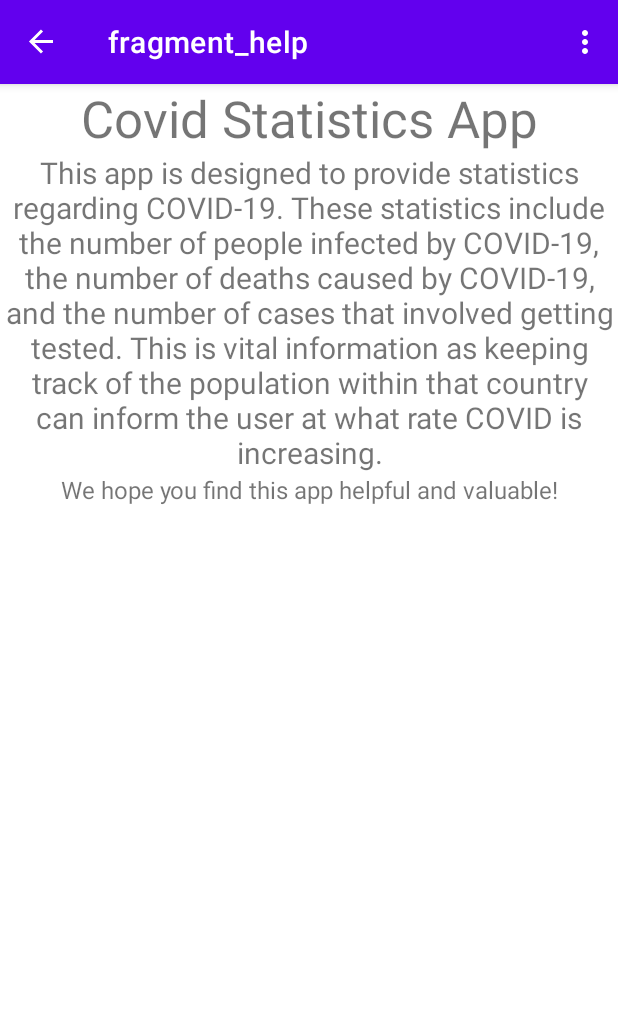
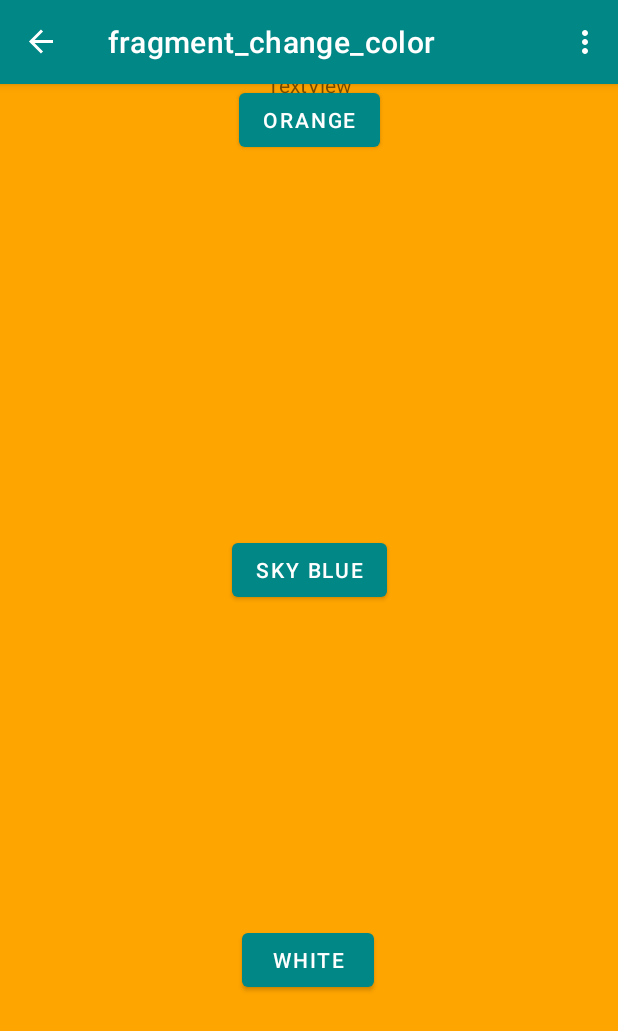
Before and after one commit to GandhiHarsh2003/CovidApp, an Android app: the screen it shows after launch (MainActivity), in the options menu, after a tap on "Change Color", on a phone screen of 412 x 824 dp. Shown: the top 1031 px of the screen. Run offline under Robolectric (Android 15) with nearby library versions, the phone set to English and light mode, and no system bars; our stand-ins replace navigation-ui.

Commit message:
added change color fragment

```diff
--- /dev/null
+++ b/app/src/main/java/edu/quinnipiac/ser210/covidapp/ChangeColorFragment.kt
@@ -0,0 +1,22 @@
+package edu.quinnipiac.ser210.covidapp
+
+import android.os.Bundle
+import androidx.fragment.app.Fragment
+import android.view.LayoutInflater
+import android.view.View
+import android.view.ViewGroup
+
+
+class ChangeColorFragment : Fragment() {
+
+
+    override fun onCreateView(
+        inflater: LayoutInflater, container: ViewGroup?,
+        savedInstanceState: Bundle?
+    ): View? {
+        // Inflate the layout for this fragment
+        return inflater.inflate(R.layout.fragment_change_color, container, false)
+    }
+
+
+}
--- a/app/src/main/java/edu/quinnipiac/ser210/covidapp/MainActivity.kt
+++ b/app/src/main/java/edu/quinnipiac/ser210/covidapp/MainActivity.kt
@@ -55,7 +55,7 @@ class MainActivity : AppCompatActivity() {
                 true
             }
             // I'm sure we'll figure this out
-            R.id.changeColor ->  {
+            R.id.changeColorFrag ->  {
                 true
             }
             else -> item.onNavDestinationSelected(navController) || super.onOptionsItemSelected(item)
--- /dev/null
+++ b/app/src/main/res/layout/fragment_change_color.xml
@@ -0,0 +1,51 @@
+<?xml version="1.0" encoding="utf-8"?>
+<androidx.constraintlayout.widget.ConstraintLayout xmlns:android="http://schemas.android.com/apk/res/android"
+    xmlns:app="http://schemas.android.com/apk/res-auto"
+    xmlns:tools="http://schemas.android.com/tools"
+    android:layout_width="match_parent"
+    android:layout_height="match_parent"
+    android:id="@+id/changeColorFrag"
+    tools:context=".ChangeColorFragment">
+
+
+    <Button
+        android:id="@+id/orange_button"
+        android:layout_width="wrap_content"
+        android:layout_height="wrap_content"
+        android:text="Orange"
+        app:layout_constraintEnd_toEndOf="parent"
+        app:layout_constraintStart_toStartOf="parent"
+        tools:layout_editor_absoluteY="216dp" />
+
+    <Button
+        android:id="@+id/skyblue_button"
+        android:layout_width="wrap_content"
+        android:layout_height="wrap_content"
+        android:layout_marginTop="40dp"
+        android:text="Sky Blue"
+        app:layout_constraintBottom_toTopOf="@+id/white_button"
+        app:layout_constraintEnd_toEndOf="parent"
+        app:layout_constraintStart_toStartOf="parent"
+        app:layout_constraintTop_toBottomOf="@+id/orange_button" />
+
+    <Button
+        android:id="@+id/white_button"
+        android:layout_width="wrap_content"
+        android:layout_height="wrap_content"
+        android:layout_marginBottom="160dp"
+        android:text="White"
+        app:layout_constraintBottom_toBottomOf="parent"
+        app:layout_constraintEnd_toEndOf="parent"
+        app:layout_constraintHorizontal_bias="0.498"
+        app:layout_constraintStart_toStartOf="parent" />
+
+    <TextView
+        android:id="@+id/changeColor_textView"
+        android:layout_width="wrap_content"
+        android:layout_height="wrap_content"
+        android:text="TextView"
+        app:layout_constraintBottom_toTopOf="@+id/orange_button"
+        app:layout_constraintEnd_toEndOf="parent"
+        app:layout_constraintStart_toStartOf="parent"
+        app:layout_constraintTop_toTopOf="parent" />
+</androidx.constraintlayout.widget.ConstraintLayout>
--- a/app/src/main/res/layout/fragment_country.xml
+++ b/app/src/main/res/layout/fragment_country.xml
@@ -9,7 +9,7 @@
     <androidx.gridlayout.widget.GridLayout
         android:id="@+id/gridLayout"
         android:layout_width="match_parent"
-        android:layout_height="match_parent"
+        android:layout_height="wrap_content"
         app:columnCount="3"
         app:rowCount="9">
 
--- a/app/src/main/res/layout/fragment_help.xml
+++ b/app/src/main/res/layout/fragment_help.xml
@@ -1,5 +1,6 @@
 <?xml version="1.0" encoding="utf-8"?>
 <LinearLayout xmlns:android="http://schemas.android.com/apk/res/android"
+    xmlns:app="http://schemas.android.com/apk/res-auto"
     xmlns:tools="http://schemas.android.com/tools"
     android:layout_width="match_parent"
     android:layout_height="match_parent"
@@ -15,6 +16,11 @@
             android:gravity="center"
             android:text="@string/title"
             android:textSize="34sp" />
+    <ImageView
+        android:id="@+id/imageView"
+        android:layout_width="match_parent"
+        android:layout_height="wrap_content"
+        tools:src="@tools:sample/avatars" />
 
     <TextView
         android:id="@+id/description_textview"
@@ -33,4 +39,5 @@
         android:text="@string/thank_you"
         android:textSize="16sp" />
 
+
 </LinearLayout>
--- a/app/src/main/res/menu/items_menu.xml
+++ b/app/src/main/res/menu/items_menu.xml
@@ -6,9 +6,11 @@
         app:showAsAction = "never"
         app:destination="@id/helpFragment"/>
 
-    <item android:id = "@+id/changeColor"
+
+    <item android:id = "@+id/changeColorFragment"
         android:title = "Change Color"
-        app:showAsAction = "never"/>
+        app:showAsAction = "never"
+        app:destination="@id/changeColorFragment"/>
 
     <item android:id = "@+id/share"
         android:title = "Share"
--- a/app/src/main/res/navigation/nav_graph.xml
+++ b/app/src/main/res/navigation/nav_graph.xml
@@ -30,4 +30,13 @@
     <action
         android:id="@+id/action_helpFragment"
         app:destination="@id/helpFragment" />
+    <fragment
+        android:id="@+id/changeColorFragment"
+        android:name="edu.quinnipiac.ser210.covidapp.ChangeColorFragment"
+        android:label="fragment_change_color"
+        tools:layout="@layout/fragment_change_color" />
+    <action
+        android:id="@+id/action_fragment_change_color"
+        app:destination="@id/changeColorFragment" />
+
 </navigation>
--- a/app/src/main/res/values/colors.xml
+++ b/app/src/main/res/values/colors.xml
@@ -5,6 +5,7 @@
     <color name="purple_700">#FF3700B3</color>
     <color name="teal_200">#FF03DAC5</color>
     <color name="teal_700">#FF018786</color>
+    <color name="orange">#FFA500</color>
     <color name="black">#FF000000</color>
     <color name="white">#FFFFFFFF</color>
 </resources>
--- a/app/src/main/res/values/strings.xml
+++ b/app/src/main/res/values/strings.xml
@@ -1,6 +1,6 @@
 <resources>
     <string name="app_name">CovidApp</string>
-   <string name="title">Covid Statistics App</string>
+    <string name="title">Covid Statistics App</string>
     <string name="about">This app is designed to provide statistics regarding COVID-19. These statistics include the number of people infected by COVID-19, the number of deaths caused by COVID-19, and the number of cases that involved getting tested. This is vital information as keeping track of the population within that country can inform the user at what rate COVID is increasing.
     </string>
     <string name="thank_you">We hope you find this app helpful and valuable!</string>
@@ -11,4 +11,6 @@
     <string name="critical_cases">Critical Cases:</string>
     <string name="recovery_cases">Recovery Cases:</string>
     <string name="deaths">Deaths:</string>
+    <!-- TODO: Remove or change this placeholder text -->
+    <string name="hello_blank_fragment">Hello blank fragment</string>
 </resources>
--- a/app/src/main/res/values/themes.xml
+++ b/app/src/main/res/values/themes.xml
@@ -2,8 +2,8 @@
     <!-- Base application theme. -->
     <style name="Theme.CovidApp" parent="Theme.MaterialComponents.DayNight.NoActionBar">
         <!-- Primary brand color. -->
-        <item name="colorPrimary">@color/purple_500</item>
-        <item name="colorPrimaryVariant">@color/purple_700</item>
+        <item name="colorPrimary">@color/teal_700</item>
+        <item name="colorPrimaryVariant">@color/purple_200</item>
         <item name="colorOnPrimary">@color/white</item>
         <!-- Secondary brand color. -->
         <item name="colorSecondary">@color/teal_200</item>
@@ -12,5 +12,6 @@
         <!-- Status bar color. -->
         <item name="android:statusBarColor">?attr/colorPrimaryVariant</item>
         <!-- Customize your theme here. -->
+        <item name="android:colorBackground">@color/orange</item>
     </style>
 </resources>
```
